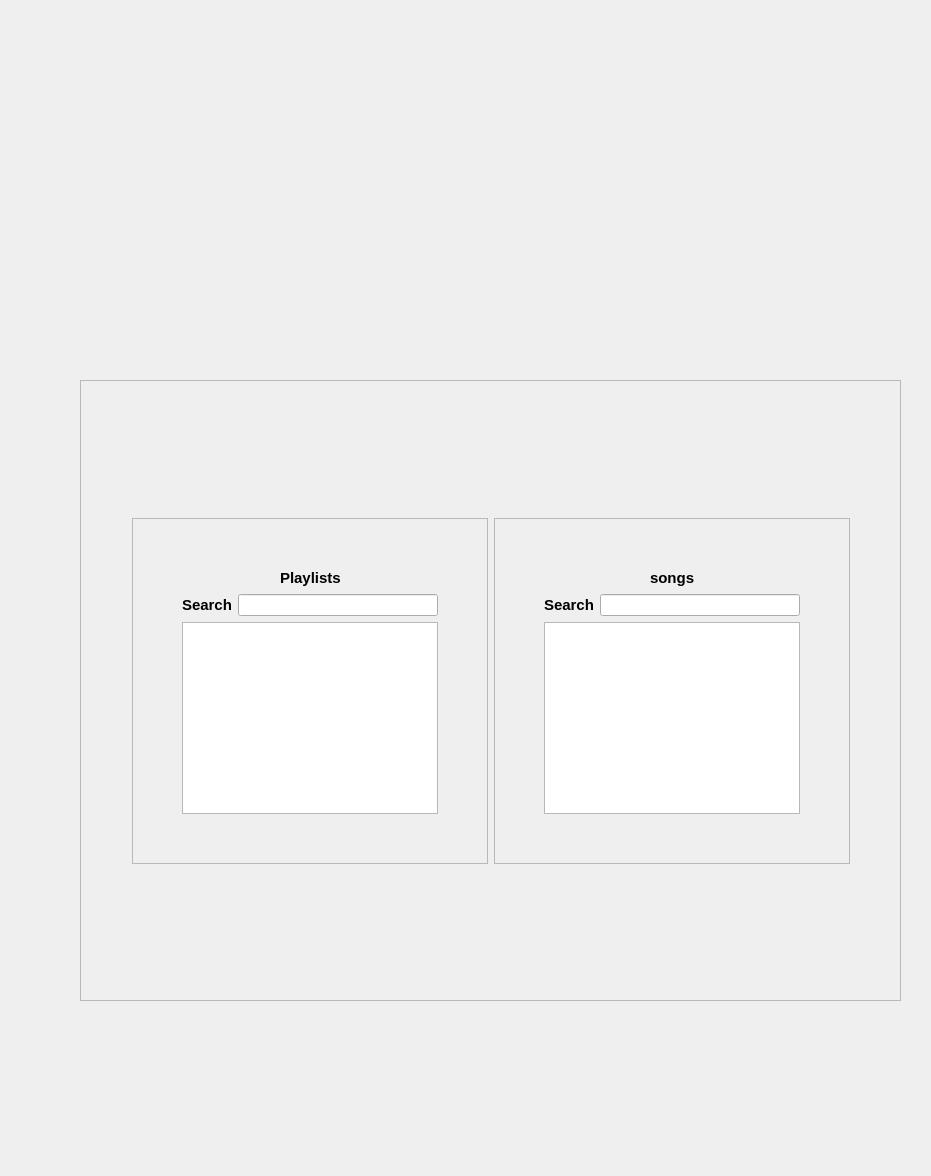
Old version of the form ui/playmusicwindow.ui in the repository Avesta85/JukeBox.
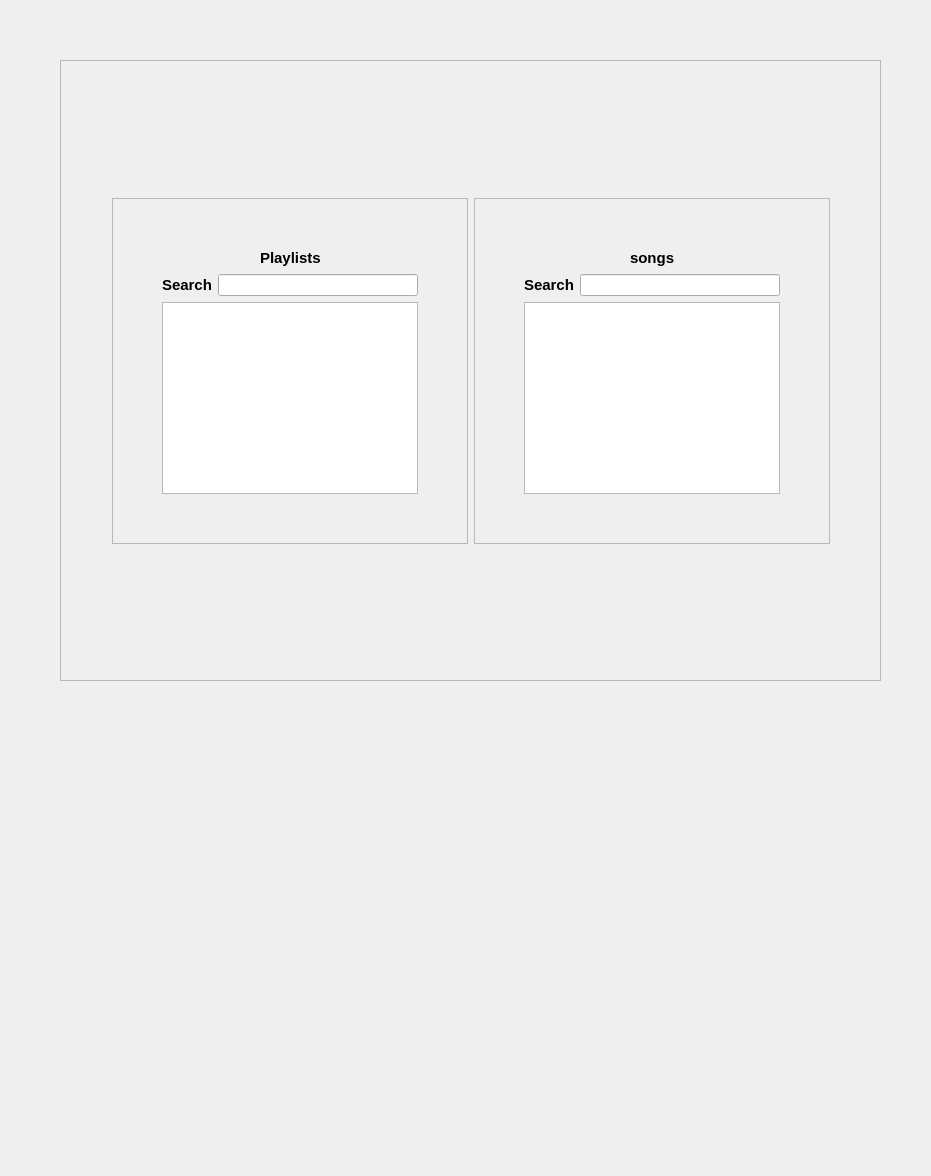
New version of the form.

The edit to the form file:
```diff
--- a/ui/playmusicwindow.ui
+++ b/ui/playmusicwindow.ui
@@ -16,8 +16,8 @@
   <widget class="QFrame" name="frame_3">
    <property name="geometry">
     <rect>
-     <x>80</x>
-     <y>380</y>
+     <x>60</x>
+     <y>60</y>
      <width>821</width>
      <height>621</height>
     </rect>
```
Left out of the diff: 104 changed lines with no effect on the pictures.
